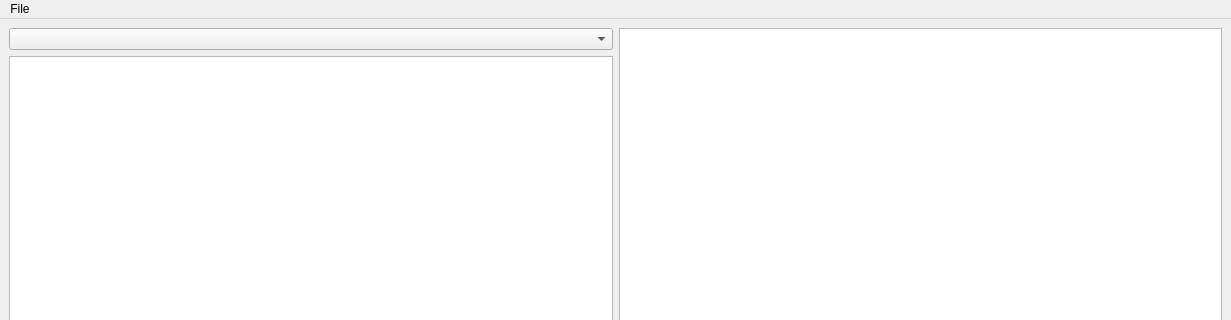
Old version of the form src/forms/mainwindow.ui in the repository fverco/CompanyCovidQuery; both pictures show x 0 to 1231 and y 0 to 320 of the 1231 by 575 pixel window.
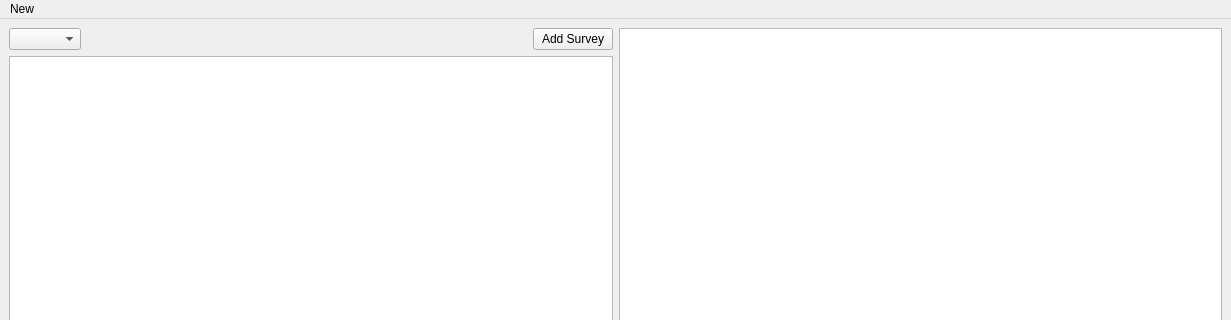
New version of the form. Custom widgets are drawn as their Qt base class.

Commit message: Change some naming and add a new "Add Survey" button

```diff
--- a/src/forms/mainwindow.ui
+++ b/src/forms/mainwindow.ui
@@ -20,7 +20,31 @@
       <item>
        <layout class="QVBoxLayout" name="verticalLayout">
         <item>
-         <widget class="QComboBox" name="comboEmployee"/>
+         <layout class="QHBoxLayout" name="horizontalLayout_2">
+          <item>
+           <widget class="QComboBox" name="comboEmployee"/>
+          </item>
+          <item>
+           <spacer name="horizontalSpacer">
+            <property name="orientation">
+             <enum>Qt::Horizontal</enum>
+            </property>
+            <property name="sizeHint" stdset="0">
+             <size>
+              <width>40</width>
+              <height>20</height>
+             </size>
+            </property>
+           </spacer>
+          </item>
+          <item>
+           <widget class="QPushButton" name="btnAddSurvey">
+            <property name="text">
+             <string>Add Survey</string>
+            </property>
+           </widget>
+          </item>
+         </layout>
         </item>
         <item>
          <widget class="QTableView" name="tableSurveys">
@@ -62,17 +86,17 @@
      <x>0</x>
      <y>0</y>
      <width>1231</width>
-     <height>22</height>
+     <height>23</height>
     </rect>
    </property>
-   <widget class="QMenu" name="menuFile">
+   <widget class="QMenu" name="menuNew">
     <property name="title">
-     <string>File</string>
+     <string>New</string>
     </property>
     <addaction name="actionNewEmployee"/>
     <addaction name="actionNewSurvey"/>
    </widget>
-   <addaction name="menuFile"/>
+   <addaction name="menuNew"/>
   </widget>
   <widget class="QStatusBar" name="statusbar"/>
   <action name="actionNewEmployee">
```
Left out of the diff: 1 changed line with no effect on the pictures.
